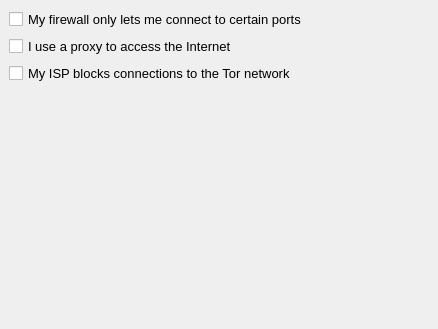
First picture: the form in src/gui/config/firewallpage.ui, repository a-ilin/vidalia, before the edit.
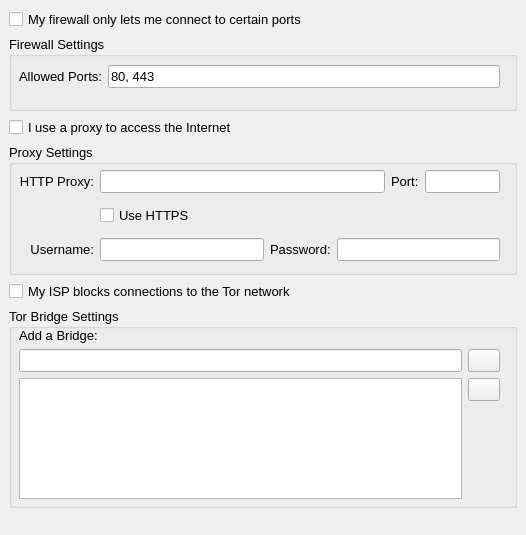
Second picture: the form after the edit. Icons and pictures are not drawn.

Commit message:
r1943@lysithea:  edmanm | 2007-09-21 02:52:01 -0400  Lay out the rest of the UI for the new Firewall page. The resizing behavior  isn't quite right yet, but I want feedback before I go messing with that.
svn:r1934

Diff of the .ui file:
```diff
--- a/src/gui/config/firewallpage.ui
+++ b/src/gui/config/firewallpage.ui
@@ -5,8 +5,8 @@
    <rect>
     <x>0</x>
     <y>0</y>
-    <width>438</width>
-    <height>329</height>
+    <width>526</width>
+    <height>535</height>
    </rect>
   </property>
   <property name="font" >
@@ -40,6 +40,70 @@
      </property>
     </widget>
    </item>
+   <item>
+    <widget class="QGroupBox" name="grpFirewallSettings" >
+     <property name="sizePolicy" >
+      <sizepolicy>
+       <hsizetype>5</hsizetype>
+       <vsizetype>1</vsizetype>
+       <horstretch>0</horstretch>
+       <verstretch>0</verstretch>
+      </sizepolicy>
+     </property>
+     <property name="minimumSize" >
+      <size>
+       <width>0</width>
+       <height>75</height>
+      </size>
+     </property>
+     <property name="title" >
+      <string>Firewall Settings</string>
+     </property>
+     <widget class="QWidget" name="horizontalLayout" >
+      <property name="geometry" >
+       <rect>
+        <x>10</x>
+        <y>20</y>
+        <width>481</width>
+        <height>41</height>
+       </rect>
+      </property>
+      <layout class="QHBoxLayout" >
+       <property name="margin" >
+        <number>0</number>
+       </property>
+       <property name="spacing" >
+        <number>6</number>
+       </property>
+       <item>
+        <widget class="QLabel" name="lblAllowedPorts" >
+         <property name="text" >
+          <string>Allowed Ports:</string>
+         </property>
+        </widget>
+       </item>
+       <item>
+        <widget class="QLineEdit" name="lineAllowedPorts" >
+         <property name="sizePolicy" >
+          <sizepolicy>
+           <hsizetype>7</hsizetype>
+           <vsizetype>0</vsizetype>
+           <horstretch>0</horstretch>
+           <verstretch>0</verstretch>
+          </sizepolicy>
+         </property>
+         <property name="inputMask" >
+          <string/>
+         </property>
+         <property name="text" >
+          <string>80, 443</string>
+         </property>
+        </widget>
+       </item>
+      </layout>
+     </widget>
+    </widget>
+   </item>
    <item>
     <widget class="QCheckBox" name="chkUseProxy" >
      <property name="text" >
@@ -47,6 +111,145 @@
      </property>
     </widget>
    </item>
+   <item>
+    <widget class="QGroupBox" name="grpProxySettings" >
+     <property name="sizePolicy" >
+      <sizepolicy>
+       <hsizetype>5</hsizetype>
+       <vsizetype>1</vsizetype>
+       <horstretch>0</horstretch>
+       <verstretch>0</verstretch>
+      </sizepolicy>
+     </property>
+     <property name="minimumSize" >
+      <size>
+       <width>0</width>
+       <height>131</height>
+      </size>
+     </property>
+     <property name="title" >
+      <string>Proxy Settings</string>
+     </property>
+     <widget class="QWidget" name="gridLayout" >
+      <property name="geometry" >
+       <rect>
+        <x>10</x>
+        <y>20</y>
+        <width>481</width>
+        <height>105</height>
+       </rect>
+      </property>
+      <layout class="QGridLayout" >
+       <property name="margin" >
+        <number>0</number>
+       </property>
+       <property name="spacing" >
+        <number>6</number>
+       </property>
+       <item row="2" column="0" >
+        <widget class="QLabel" name="label_3" >
+         <property name="text" >
+          <string>Username:</string>
+         </property>
+         <property name="alignment" >
+          <set>Qt::AlignRight|Qt::AlignTrailing|Qt::AlignVCenter</set>
+         </property>
+        </widget>
+       </item>
+       <item row="1" column="1" colspan="3" >
+        <widget class="QCheckBox" name="chkProxyUseHttps" >
+         <property name="text" >
+          <string>Use HTTPS</string>
+         </property>
+        </widget>
+       </item>
+       <item row="0" column="0" >
+        <widget class="QLabel" name="lblHttpProxy" >
+         <property name="text" >
+          <string>HTTP Proxy:</string>
+         </property>
+         <property name="alignment" >
+          <set>Qt::AlignRight|Qt::AlignTrailing|Qt::AlignVCenter</set>
+         </property>
+        </widget>
+       </item>
+       <item row="1" column="4" >
+        <spacer>
+         <property name="orientation" >
+          <enum>Qt::Horizontal</enum>
+         </property>
+         <property name="sizeHint" >
+          <size>
+           <width>40</width>
+           <height>20</height>
+          </size>
+         </property>
+        </spacer>
+       </item>
+       <item row="2" column="1" colspan="4" >
+        <layout class="QHBoxLayout" >
+         <property name="margin" >
+          <number>0</number>
+         </property>
+         <property name="spacing" >
+          <number>6</number>
+         </property>
+         <item>
+          <widget class="QLineEdit" name="lineHttpProxyUsername" />
+         </item>
+         <item>
+          <widget class="QLabel" name="label_4" >
+           <property name="text" >
+            <string>Password:</string>
+           </property>
+          </widget>
+         </item>
+         <item>
+          <widget class="QLineEdit" name="lineHttpProxyPassword" >
+           <property name="echoMode" >
+            <enum>QLineEdit::Password</enum>
+           </property>
+          </widget>
+         </item>
+        </layout>
+       </item>
+       <item row="0" column="1" colspan="4" >
+        <layout class="QHBoxLayout" >
+         <property name="margin" >
+          <number>0</number>
+         </property>
+         <property name="spacing" >
+          <number>6</number>
+         </property>
+         <item>
+          <widget class="QLineEdit" name="lineHttpProxyAddress" />
+         </item>
+         <item>
+          <widget class="QLabel" name="label_2" >
+           <property name="text" >
+            <string>Port:</string>
+           </property>
+          </widget>
+         </item>
+         <item>
+          <widget class="QLineEdit" name="lineHttpProxyPort" >
+           <property name="maximumSize" >
+            <size>
+             <width>75</width>
+             <height>16777215</height>
+            </size>
+           </property>
+           <property name="maxLength" >
+            <number>5</number>
+           </property>
+          </widget>
+         </item>
+        </layout>
+       </item>
+      </layout>
+     </widget>
+    </widget>
+   </item>
    <item>
     <widget class="QCheckBox" name="chkUseBridge" >
      <property name="text" >
@@ -54,6 +257,141 @@
      </property>
     </widget>
    </item>
+   <item>
+    <widget class="QGroupBox" name="grpBridgeSettings" >
+     <property name="sizePolicy" >
+      <sizepolicy>
+       <hsizetype>5</hsizetype>
+       <vsizetype>7</vsizetype>
+       <horstretch>0</horstretch>
+       <verstretch>0</verstretch>
+      </sizepolicy>
+     </property>
+     <property name="minimumSize" >
+      <size>
+       <width>0</width>
+       <height>200</height>
+      </size>
+     </property>
+     <property name="title" >
+      <string>Tor Bridge Settings</string>
+     </property>
+     <widget class="QWidget" name="verticalLayout" >
+      <property name="geometry" >
+       <rect>
+        <x>10</x>
+        <y>20</y>
+        <width>481</width>
+        <height>171</height>
+       </rect>
+      </property>
+      <layout class="QVBoxLayout" >
+       <property name="margin" >
+        <number>0</number>
+       </property>
+       <property name="spacing" >
+        <number>6</number>
+       </property>
+       <item>
+        <widget class="QLabel" name="lblAddBridge" >
+         <property name="sizePolicy" >
+          <sizepolicy>
+           <hsizetype>7</hsizetype>
+           <vsizetype>5</vsizetype>
+           <horstretch>0</horstretch>
+           <verstretch>0</verstretch>
+          </sizepolicy>
+         </property>
+         <property name="text" >
+          <string>Add a Bridge:</string>
+         </property>
+        </widget>
+       </item>
+       <item>
+        <layout class="QHBoxLayout" >
+         <property name="margin" >
+          <number>0</number>
+         </property>
+         <property name="spacing" >
+          <number>6</number>
+         </property>
+         <item>
+          <layout class="QVBoxLayout" >
+           <property name="margin" >
+            <number>0</number>
+           </property>
+           <property name="spacing" >
+            <number>6</number>
+           </property>
+           <item>
+            <widget class="QLineEdit" name="lineBridge" />
+           </item>
+           <item>
+            <widget class="QListWidget" name="listBridges" />
+           </item>
+          </layout>
+         </item>
+         <item>
+          <layout class="QVBoxLayout" >
+           <property name="margin" >
+            <number>0</number>
+           </property>
+           <property name="spacing" >
+            <number>6</number>
+           </property>
+           <item>
+            <widget class="QPushButton" name="btnAddBridge" >
+             <property name="maximumSize" >
+              <size>
+               <width>32</width>
+               <height>32</height>
+              </size>
+             </property>
+             <property name="text" >
+              <string/>
+             </property>
+             <property name="icon" >
+              <iconset resource="../res/vidalia_common.qrc" >:/images/22x22/list-add.png</iconset>
+             </property>
+            </widget>
+           </item>
+           <item>
+            <widget class="QPushButton" name="btnRemoveBridge" >
+             <property name="maximumSize" >
+              <size>
+               <width>32</width>
+               <height>32</height>
+              </size>
+             </property>
+             <property name="text" >
+              <string/>
+             </property>
+             <property name="icon" >
+              <iconset resource="../res/vidalia_common.qrc" >:/images/22x22/list-remove.png</iconset>
+             </property>
+            </widget>
+           </item>
+           <item>
+            <spacer>
+             <property name="orientation" >
+              <enum>Qt::Vertical</enum>
+             </property>
+             <property name="sizeHint" >
+              <size>
+               <width>20</width>
+               <height>40</height>
+              </size>
+             </property>
+            </spacer>
+           </item>
+          </layout>
+         </item>
+        </layout>
+       </item>
+      </layout>
+     </widget>
+    </widget>
+   </item>
    <item>
     <spacer>
      <property name="orientation" >
@@ -61,8 +399,8 @@
      </property>
      <property name="sizeHint" >
       <size>
-       <width>420</width>
-       <height>16</height>
+       <width>20</width>
+       <height>40</height>
       </size>
      </property>
     </spacer>
```
Left out of the diff: 55 changed lines with no effect on the pictures. The commit also changes 1 other file.
